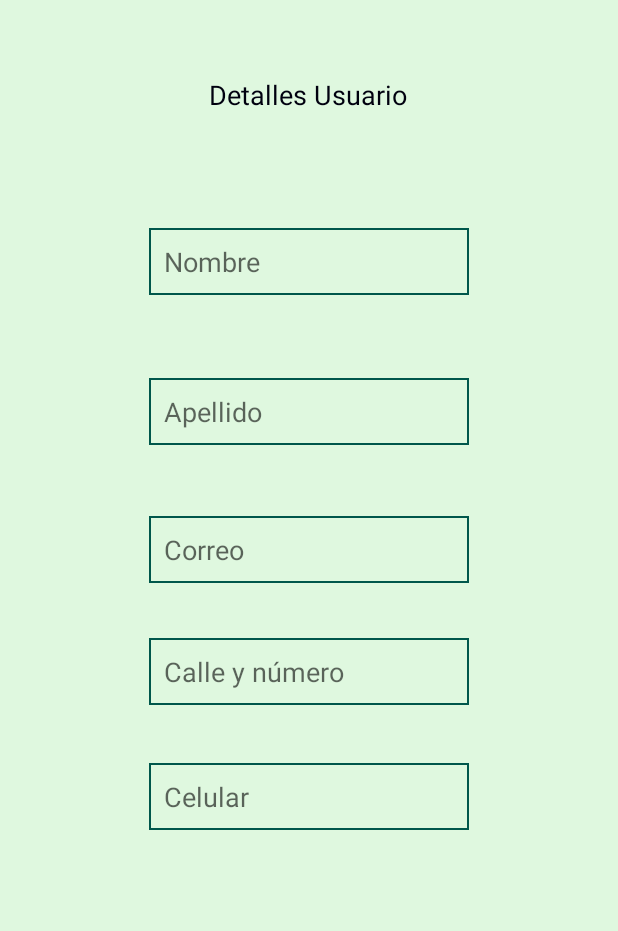
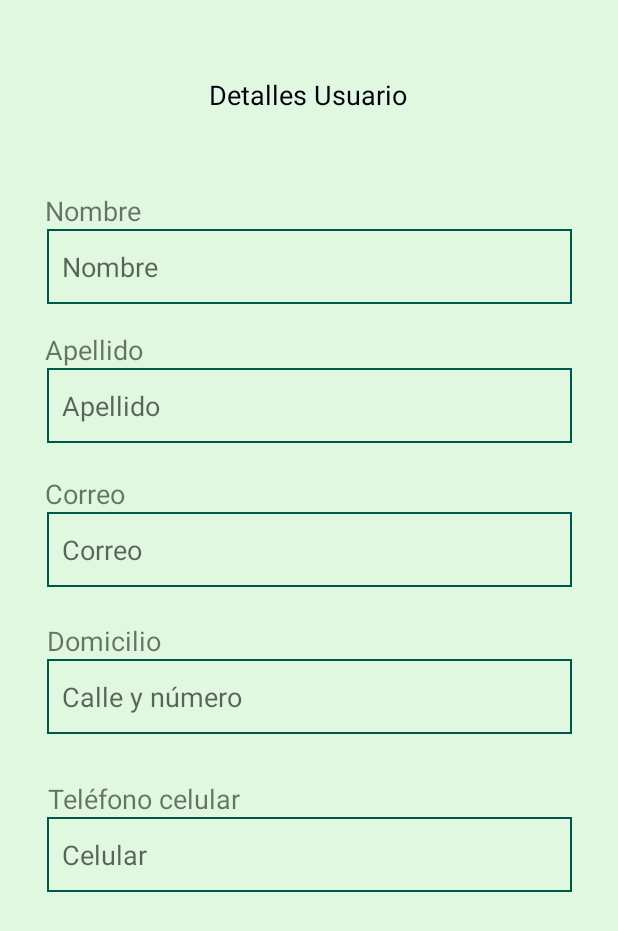
Before and after one commit to Samlmld/BYRN, an Android app: the DetallesUsuario screen opened directly, with no data from a screen before it, on a phone screen of 412 x 824 dp. Shown: the top 931 px of the screen. Run offline under Robolectric (Android 15) with nearby library versions, the phone set to English and light mode, and no system bars; 5 statements that could not run were skipped.

Commit message:
Pocos cambios

```diff
--- a/app/src/main/res/layout/activity_detalles_usuario.xml
+++ b/app/src/main/res/layout/activity_detalles_usuario.xml
@@ -23,8 +23,8 @@
 
     <EditText
         android:id="@+id/userDetailsName"
-        android:layout_width="wrap_content"
-        android:layout_height="wrap_content"
+        android:layout_width="350dp"
+        android:layout_height="50dp"
         android:background="@drawable/style_bordes_editext"
         android:editable="false"
         android:ems="10"
@@ -32,14 +32,15 @@
         android:inputType="textPersonName"
         app:layout_constraintBottom_toBottomOf="parent"
         app:layout_constraintEnd_toEndOf="parent"
+        app:layout_constraintHorizontal_bias="0.5"
         app:layout_constraintStart_toStartOf="parent"
         app:layout_constraintTop_toTopOf="parent"
-        app:layout_constraintVertical_bias="0.195" />
+        app:layout_constraintVertical_bias="0.197" />
 
     <EditText
         android:id="@+id/userDetailsAddress"
-        android:layout_width="wrap_content"
-        android:layout_height="wrap_content"
+        android:layout_width="350dp"
+        android:layout_height="50dp"
         android:background="@drawable/style_bordes_editext"
         android:editable="false"
         android:ems="10"
@@ -47,14 +48,112 @@
         android:inputType="textPersonName"
         app:layout_constraintBottom_toBottomOf="parent"
         app:layout_constraintEnd_toEndOf="parent"
+        app:layout_constraintHorizontal_bias="0.508"
         app:layout_constraintStart_toStartOf="parent"
         app:layout_constraintTop_toTopOf="parent"
-        app:layout_constraintVertical_bias="0.546" />
+        app:layout_constraintVertical_bias="0.568" />
+
+    <EditText
+        android:id="@+id/userDetailsEmail"
+        android:layout_width="350dp"
+        android:layout_height="50dp"
+        android:background="@drawable/style_bordes_editext"
+        android:editable="false"
+        android:ems="10"
+        android:hint="Correo"
+        android:inputType="textPersonName"
+        app:layout_constraintBottom_toBottomOf="parent"
+        app:layout_constraintEnd_toEndOf="parent"
+        app:layout_constraintHorizontal_bias="0.5"
+        app:layout_constraintStart_toStartOf="parent"
+        app:layout_constraintTop_toTopOf="parent"
+        app:layout_constraintVertical_bias="0.441" />
+
+    <EditText
+        android:id="@+id/userDetailsLastname"
+        android:layout_width="350dp"
+        android:layout_height="50dp"
+        android:background="@drawable/style_bordes_editext"
+        android:editable="false"
+        android:ems="10"
+        android:hint="Apellido"
+        android:inputType="textPersonName"
+        app:layout_constraintBottom_toBottomOf="parent"
+        app:layout_constraintEnd_toEndOf="parent"
+        app:layout_constraintHorizontal_bias="0.5"
+        app:layout_constraintStart_toStartOf="parent"
+        app:layout_constraintTop_toTopOf="parent"
+        app:layout_constraintVertical_bias="0.317" />
+
+    <TextView
+        android:id="@+id/textView34"
+        android:layout_width="wrap_content"
+        android:layout_height="wrap_content"
+        android:text="Nombre"
+        android:textSize="18sp"
+        app:layout_constraintBottom_toTopOf="@+id/userDetailsName"
+        app:layout_constraintEnd_toEndOf="parent"
+        app:layout_constraintHorizontal_bias="0.086"
+        app:layout_constraintStart_toStartOf="parent"
+        app:layout_constraintTop_toBottomOf="@+id/textView23"
+        app:layout_constraintVertical_bias="1.0" />
+
+    <TextView
+        android:id="@+id/textView35"
+        android:layout_width="wrap_content"
+        android:layout_height="wrap_content"
+        android:text="Apellido"
+        android:textSize="18sp"
+        app:layout_constraintBottom_toTopOf="@+id/userDetailsLastname"
+        app:layout_constraintEnd_toEndOf="parent"
+        app:layout_constraintHorizontal_bias="0.086"
+        app:layout_constraintStart_toStartOf="parent"
+        app:layout_constraintTop_toBottomOf="@+id/userDetailsName"
+        app:layout_constraintVertical_bias="1.0" />
+
+    <TextView
+        android:id="@+id/textView36"
+        android:layout_width="wrap_content"
+        android:layout_height="wrap_content"
+        android:text="Correo"
+        android:textSize="18sp"
+        app:layout_constraintBottom_toTopOf="@+id/userDetailsEmail"
+        app:layout_constraintEnd_toEndOf="parent"
+        app:layout_constraintHorizontal_bias="0.083"
+        app:layout_constraintStart_toStartOf="parent"
+        app:layout_constraintTop_toBottomOf="@+id/userDetailsLastname"
+        app:layout_constraintVertical_bias="1.0" />
+
+    <TextView
+        android:id="@+id/textView37"
+        android:layout_width="wrap_content"
+        android:layout_height="wrap_content"
+        android:text="Domicilio"
+        android:textSize="18sp"
+        app:layout_constraintBottom_toTopOf="@+id/userDetailsAddress"
+        app:layout_constraintEnd_toEndOf="parent"
+        app:layout_constraintHorizontal_bias="0.094"
+        app:layout_constraintStart_toStartOf="parent"
+        app:layout_constraintTop_toBottomOf="@+id/userDetailsEmail"
+        app:layout_constraintVertical_bias="1.0" />
+
+    <TextView
+        android:id="@+id/textView38"
+        android:layout_width="wrap_content"
+        android:layout_height="wrap_content"
+        android:text="Teléfono celular"
+        android:textSize="18sp"
+        app:layout_constraintBottom_toTopOf="@+id/userDetailsCellphone"
+        app:layout_constraintEnd_toEndOf="parent"
+        app:layout_constraintHorizontal_bias="0.113"
+        app:layout_constraintStart_toStartOf="parent"
+        app:layout_constraintTop_toBottomOf="@+id/userDetailsAddress"
+        app:layout_constraintVertical_bias="1.0" />
 
     <EditText
         android:id="@+id/userDetailsCellphone"
-        android:layout_width="wrap_content"
-        android:layout_height="wrap_content"
+        android:layout_width="350dp"
+        android:layout_height="50dp"
         android:background="@drawable/style_bordes_editext"
         android:editable="false"
         android:ems="10"
@@ -62,38 +161,9 @@
         android:inputType="textPersonName"
         app:layout_constraintBottom_toBottomOf="parent"
         app:layout_constraintEnd_toEndOf="parent"
+        app:layout_constraintHorizontal_bias="0.508"
         app:layout_constraintStart_toStartOf="parent"
         app:layout_constraintTop_toTopOf="parent"
-        app:layout_constraintVertical_bias="0.653" />
-
-    <EditText
-        android:id="@+id/userDetailsEmail"
-        android:layout_width="wrap_content"
-        android:layout_height="wrap_content"
-        android:background="@drawable/style_bordes_editext"
-        android:editable="false"
-        android:ems="10"
-        android:hint="Correo"
-        android:inputType="textPersonName"
-        app:layout_constraintBottom_toBottomOf="parent"
-        app:layout_constraintEnd_toEndOf="parent"
-        app:layout_constraintStart_toStartOf="parent"
-        app:layout_constraintTop_toTopOf="parent"
-        app:layout_constraintVertical_bias="0.441" />
-
-    <EditText
-        android:id="@+id/userDetailsLastname"
-        android:layout_width="wrap_content"
-        android:layout_height="wrap_content"
-        android:background="@drawable/style_bordes_editext"
-        android:editable="false"
-        android:ems="10"
-        android:hint="Apellido"
-        android:inputType="textPersonName"
-        app:layout_constraintBottom_toBottomOf="parent"
-        app:layout_constraintEnd_toEndOf="parent"
-        app:layout_constraintStart_toStartOf="parent"
-        app:layout_constraintTop_toTopOf="parent"
-        app:layout_constraintVertical_bias="0.323" />
+        app:layout_constraintVertical_bias="0.704" />
 
 </androidx.constraintlayout.widget.ConstraintLayout>
--- a/app/src/main/res/layout/fragment_citas.xml
+++ b/app/src/main/res/layout/fragment_citas.xml
@@ -52,10 +52,10 @@
             android:textColor="@color/colorAccent"
             app:layout_constraintBottom_toBottomOf="parent"
             app:layout_constraintEnd_toEndOf="parent"
-            app:layout_constraintHorizontal_bias="0.899"
+            app:layout_constraintHorizontal_bias="0.498"
             app:layout_constraintStart_toStartOf="parent"
             app:layout_constraintTop_toTopOf="parent"
-            app:layout_constraintVertical_bias="0.19" />
+            app:layout_constraintVertical_bias="0.203" />
 
     </androidx.constraintlayout.widget.ConstraintLayout>
 
```
Also changed, not shown: app/src/main/java/com/example/byrn/BusquedaCita.java (+18 -2 lines), app/src/main/java/com/example/byrn/CitasFragment.java (+24 -0 lines), app/src/main/java/com/example/byrn/EstadisticasFragment.java (+5 -11 lines), app/src/main/res/layout/fragment_estadisticas.xml (+8 -20 lines).
